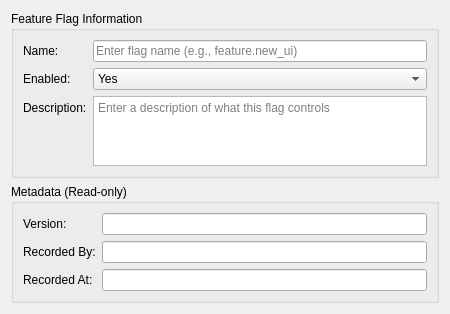
The window that projects/ores.qt/ui/FeatureFlagDetailDialog.ui (OreStudio/OreStudio) describes before a commit, drawn with Qt 5.
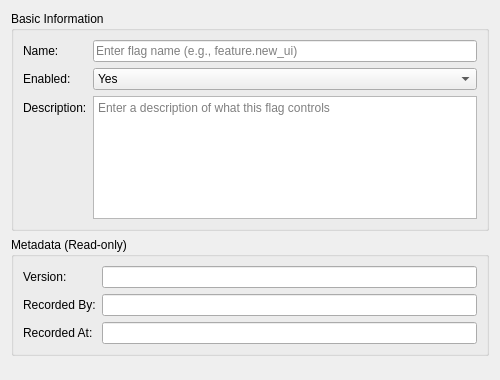
The same window after the commit.

Commit message:
[qt] Improve feature flag UI and restore Generate button
- Add flag icon to feature flag windows (list, detail, version, history)
- Add Feature Flags to main toolbar
- Change menu icon from checkmark to flag
- Rename "Feature Flag Information" to "Basic Information"
- Increase description box height for better readability
- Restore Generate button to CurrencyDetailDialog (hidden in history view)
- Use standard navigation labels: First/Previous/Next/Last
- Remove "(oldest)" suffix from First version tooltip

```diff
--- a/projects/ores.qt/ui/FeatureFlagDetailDialog.ui
+++ b/projects/ores.qt/ui/FeatureFlagDetailDialog.ui
@@ -6,8 +6,8 @@
    <rect>
     <x>0</x>
     <y>0</y>
-    <width>450</width>
-    <height>300</height>
+    <width>500</width>
+    <height>380</height>
    </rect>
   </property>
   <property name="sizePolicy">
@@ -16,6 +16,12 @@
     <verstretch>0</verstretch>
    </sizepolicy>
   </property>
+  <property name="minimumSize">
+   <size>
+    <width>450</width>
+    <height>0</height>
+   </size>
+  </property>
   <property name="windowTitle">
    <string>Feature Flag Details</string>
   </property>
@@ -23,7 +29,7 @@
    <item>
     <widget class="QGroupBox" name="flagInfoGroup">
      <property name="title">
-      <string>Feature Flag Information</string>
+      <string>Basic Information</string>
      </property>
      <layout class="QFormLayout" name="formLayout">
       <item row="0" column="0">
@@ -70,10 +76,16 @@
       </item>
       <item row="2" column="1">
        <widget class="QTextEdit" name="descriptionEdit">
+        <property name="minimumSize">
+         <size>
+          <width>0</width>
+          <height>120</height>
+         </size>
+        </property>
         <property name="maximumSize">
          <size>
           <width>16777215</width>
-          <height>80</height>
+          <height>150</height>
          </size>
         </property>
         <property name="placeholderText">
```
The commit also changes 9 other files.
